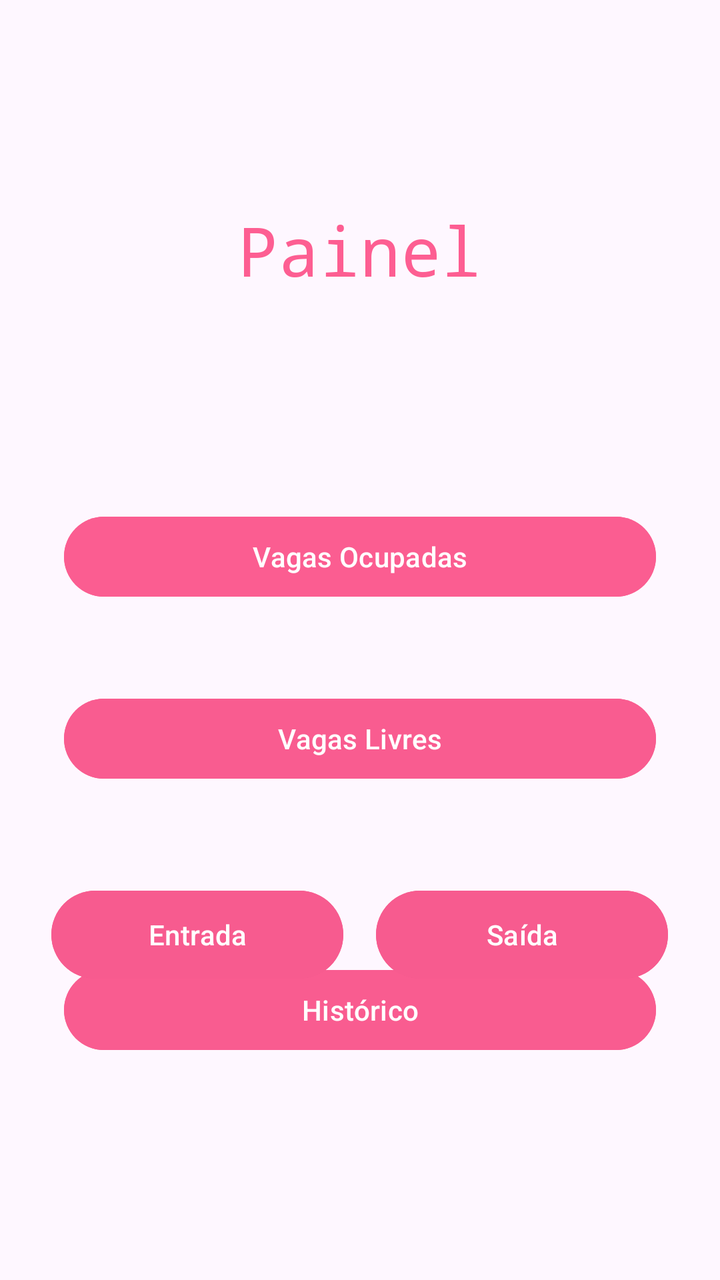
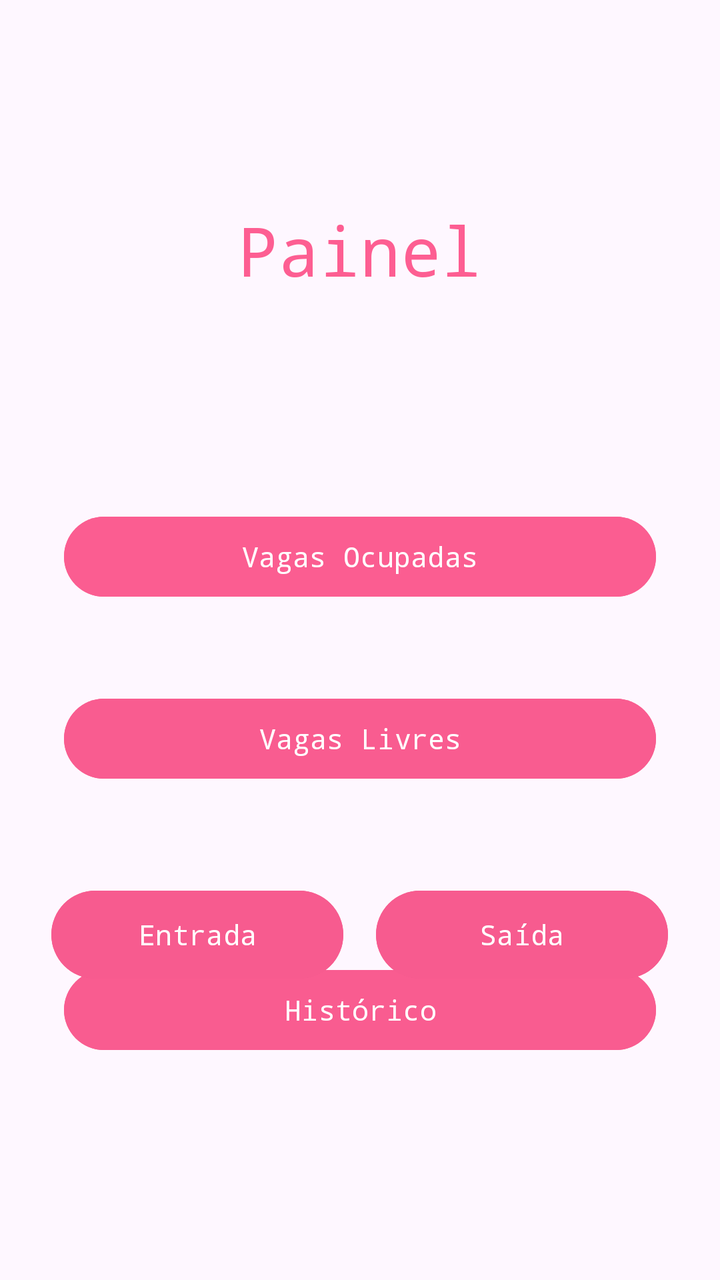

Compare the two renders of this Android layout. The source of the first and the diff that turns it into the second are given below.
<!-- AndroidManifest.xml: application theme Theme.AppDaValen -->
<!-- res/layout/activity_painel.xml -->
<?xml version="1.0" encoding="utf-8"?>
<androidx.constraintlayout.widget.ConstraintLayout xmlns:android="http://schemas.android.com/apk/res/android"
    xmlns:app="http://schemas.android.com/apk/res-auto"
    xmlns:tools="http://schemas.android.com/tools"
    android:id="@+id/main"
    android:layout_width="match_parent"
    android:layout_height="match_parent"
    tools:context=".PainelActivity">

    <TextView
        android:id="@+id/textView2"
        android:layout_width="wrap_content"
        android:layout_height="wrap_content"
        android:fontFamily="monospace"
        android:text="Painel"
        android:textColor="#FD5E92"
        android:textSize="34sp"
        app:layout_constraintBottom_toBottomOf="parent"
        app:layout_constraintEnd_toEndOf="parent"
        app:layout_constraintStart_toStartOf="parent"
        app:layout_constraintTop_toTopOf="parent"
        app:layout_constraintVertical_bias="0.172" />

    <Button
        android:id="@+id/btnVagasOcup"
        android:layout_width="0dp"
        android:layout_height="wrap_content"
        android:layout_marginStart="32dp"
        android:layout_marginEnd="32dp"
        android:backgroundTint="#FB5D91"
        android:text="Vagas Ocupadas"
        app:layout_constraintBottom_toBottomOf="parent"
        app:layout_constraintEnd_toEndOf="parent"
        app:layout_constraintHorizontal_bias="1.0"
        app:layout_constraintStart_toStartOf="parent"
        app:layout_constraintTop_toBottomOf="@+id/textView2"
        app:layout_constraintVertical_bias="0.24" />

    <Button
        android:id="@+id/btnVagasLiv"
        android:layout_width="0dp"
        android:layout_height="wrap_content"
        android:layout_marginStart="32dp"
        android:layout_marginTop="43dp"
        android:layout_marginEnd="32dp"
        android:backgroundTint="#F95C90"
        android:text="Vagas Livres"
        app:layout_constraintBottom_toBottomOf="parent"
        app:layout_constraintEnd_toEndOf="parent"
        app:layout_constraintHorizontal_bias="0.0"
        app:layout_constraintStart_toStartOf="parent"
        app:layout_constraintTop_toBottomOf="@+id/btnVagasOcup"
        app:layout_constraintVertical_bias="0.0" />

    <Button
        android:id="@+id/btnHist"
        android:layout_width="0dp"
        android:layout_height="wrap_content"
        android:layout_marginStart="32dp"
        android:layout_marginEnd="32dp"
        android:backgroundTint="#F95C90"
        android:text="Histórico"
        app:layout_constraintBottom_toBottomOf="parent"
        app:layout_constraintEnd_toEndOf="parent"
        app:layout_constraintHorizontal_bias="1.0"
        app:layout_constraintStart_toStartOf="parent"
        app:layout_constraintTop_toBottomOf="@+id/btnVagasLiv"
        app:layout_constraintVertical_bias="0.441" />

    <Button
        android:id="@+id/btnSaida"
        android:layout_width="146dp"
        android:layout_height="52dp"
        android:layout_marginTop="48dp"
        android:backgroundTint="#F75B8F"
        android:text="Saída"
        app:layout_constraintEnd_toEndOf="parent"
        app:layout_constraintHorizontal_bias="0.879"
        app:layout_constraintStart_toStartOf="parent"
        app:layout_constraintTop_toBottomOf="@+id/btnVagasLiv" />

    <Button
        android:id="@+id/btnEntrada"
        android:layout_width="146dp"
        android:layout_height="52dp"
        android:layout_marginTop="48dp"
        android:backgroundTint="#F75B8F"
        android:text="Entrada"
        app:layout_constraintEnd_toEndOf="parent"
        app:layout_constraintHorizontal_bias="0.12"
        app:layout_constraintStart_toStartOf="parent"
        app:layout_constraintTop_toBottomOf="@+id/btnVagasLiv" />
</androidx.constraintlayout.widget.ConstraintLayout>
<!-- resources referenced by this layout -->
<resources>
  <style name="Theme.AppDaValen" parent="Base.Theme.AppDaValen" />
  <style name="Base.Theme.AppDaValen" parent="Theme.Material3.DayNight.NoActionBar">
          
          
      </style>
</resources>

<!-- the commit's change to res/layout/activity_painel.xml (unified diff, before → after) -->
@@ -28,6 +28,7 @@
         android:layout_marginStart="32dp"
         android:layout_marginEnd="32dp"
         android:backgroundTint="#FB5D91"
+        android:fontFamily="monospace"
         android:text="Vagas Ocupadas"
         app:layout_constraintBottom_toBottomOf="parent"
         app:layout_constraintEnd_toEndOf="parent"
@@ -44,6 +45,7 @@
         android:layout_marginTop="43dp"
         android:layout_marginEnd="32dp"
         android:backgroundTint="#F95C90"
+        android:fontFamily="monospace"
         android:text="Vagas Livres"
         app:layout_constraintBottom_toBottomOf="parent"
         app:layout_constraintEnd_toEndOf="parent"
@@ -59,6 +61,7 @@
         android:layout_marginStart="32dp"
         android:layout_marginEnd="32dp"
         android:backgroundTint="#F95C90"
+        android:fontFamily="monospace"
         android:text="Histórico"
         app:layout_constraintBottom_toBottomOf="parent"
         app:layout_constraintEnd_toEndOf="parent"
@@ -73,6 +76,7 @@
         android:layout_height="52dp"
         android:layout_marginTop="48dp"
         android:backgroundTint="#F75B8F"
+        android:fontFamily="monospace"
         android:text="Saída"
         app:layout_constraintEnd_toEndOf="parent"
         app:layout_constraintHorizontal_bias="0.879"
@@ -85,6 +89,7 @@
         android:layout_height="52dp"
         android:layout_marginTop="48dp"
         android:backgroundTint="#F75B8F"
+        android:fontFamily="monospace"
         android:text="Entrada"
         app:layout_constraintEnd_toEndOf="parent"
         app:layout_constraintHorizontal_bias="0.12"
